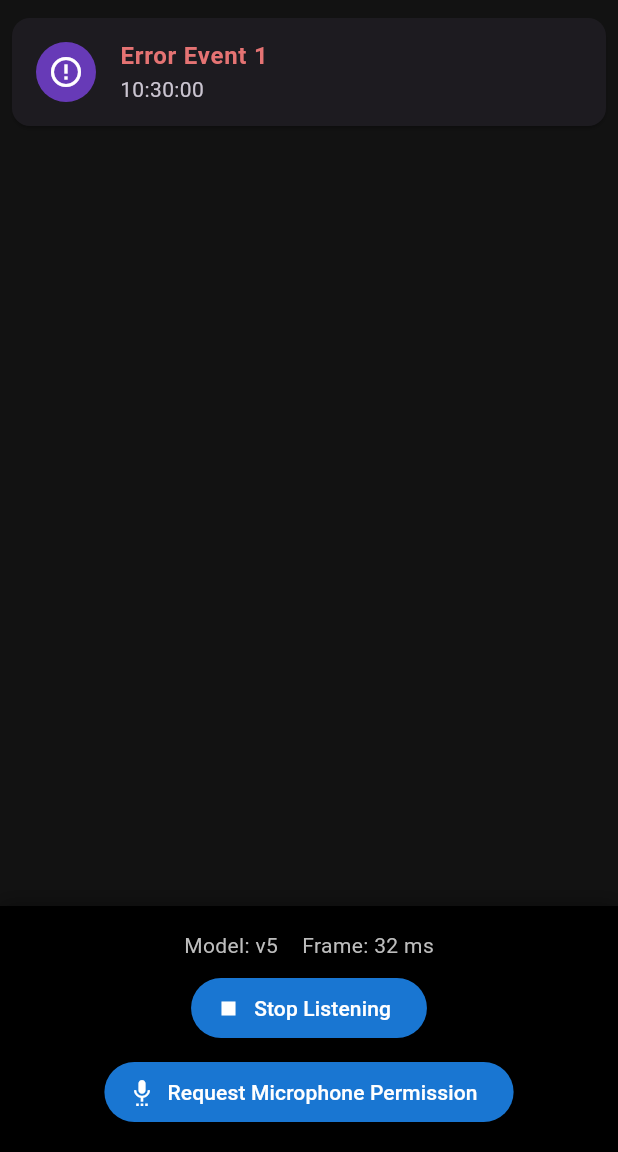
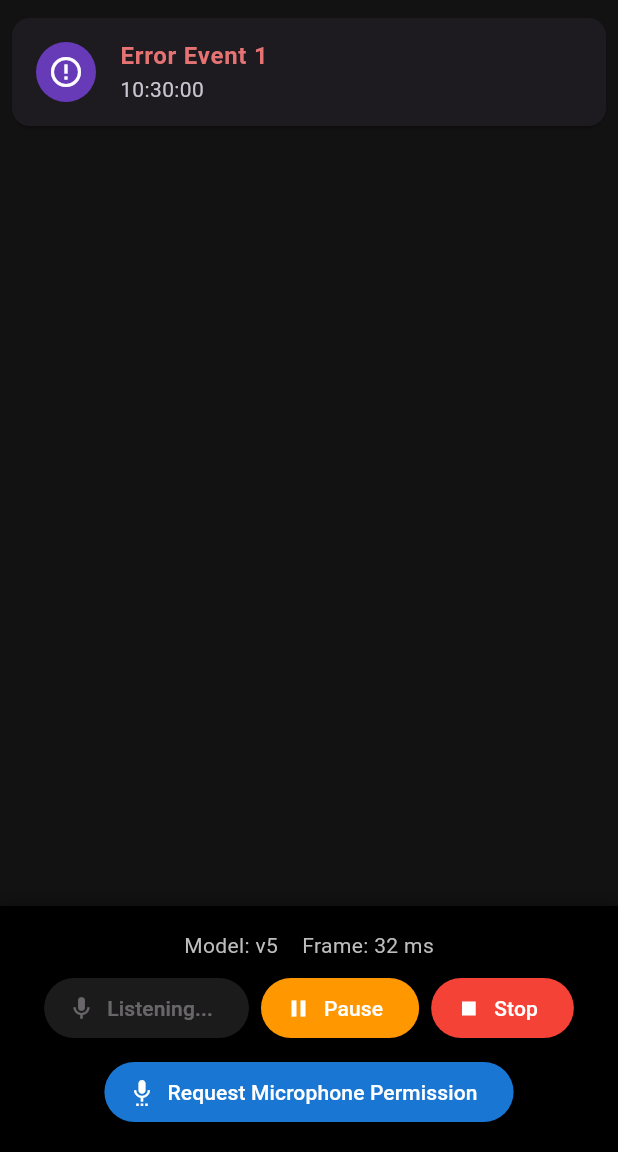
Before and after one commit to sitatec/vad, a Flutter app: the screen it shows after launch, after a tap on "Start Listening", on a phone screen of 412 x 824 dp, the part 84-1236 px from its top. Run offline on Flutter 3.47's test engine with Material 3 defaults, Android fonts, the phone set to English and light mode, and no system bars; our stand-ins replace audioplayers, permission_handler; missing offline and left inert: dart:js_interop, onnxruntime, record; statements that could not run were skipped.

Commit message:
example: Add pause and resume UI for VAD listening
- Add `isPaused` state to `_VadManagerState` and pass to `VadUI`
- Change `_startListening`, `_stopListening`, `_pauseListening`, and
  `_applySettings` to `async` and `await` VAD API calls
- Update `VadUI` constructor and state to include `isPaused` and
  `onPauseListening`
- Enhance `VadUI` buttons:
  - Show “Resume” when paused, disabling start when active
  - Display “Pause” button only when listening and not paused
  - Style pause and stop buttons with distinct colors and icons
- Refactor button row layout to combine start, pause, and stop controls

Signed-off-by: Keyur Maru <kd2maru@gmail.com>

```diff
--- a/example/lib/main.dart
+++ b/example/lib/main.dart
@@ -37,6 +37,7 @@ class _VadManagerState extends State<VadManager> {
   List<Recording> recordings = [];
   late VadHandlerBase _vadHandler;
   bool isListening = false;
+  bool isPaused = false;
   late VadSettings settings;
   final VadUIController _uiController = VadUIController();
 
@@ -48,12 +49,12 @@ class _VadManagerState extends State<VadManager> {
   }
 
   void _initializeVad() {
-    _vadHandler = VadHandler.create(isDebug: true);
+    _vadHandler = VadHandler.create(isDebug: false);
     _setupVadHandler();
   }
 
-  void _startListening() {
-    _vadHandler.startListening(
+  void _startListening() async {
+    await _vadHandler.startListening(
       frameSamples: settings.frameSamples,
       minSpeechFrames: settings.minSpeechFrames,
       preSpeechPadFrames: settings.preSpeechPadFrames,
@@ -67,13 +68,22 @@ class _VadManagerState extends State<VadManager> {
     );
     setState(() {
       isListening = true;
+      isPaused = false;
     });
   }
 
-  void _stopListening() {
-    _vadHandler.stopListening();
+  void _stopListening() async {
+    await _vadHandler.stopListening();
     setState(() {
       isListening = false;
+      isPaused = false;
+    });
+  }
+
+  void _pauseListening() async {
+    await _vadHandler.pauseListening();
+    setState(() {
+      isPaused = true;
     });
   }
 
@@ -140,13 +150,14 @@ class _VadManagerState extends State<VadManager> {
     });
   }
 
-  void _applySettings(VadSettings newSettings) {
+  void _applySettings(VadSettings newSettings) async {
     bool wasListening = isListening;
 
     // If we're currently listening, stop first
     if (isListening) {
-      _vadHandler.stopListening();
+      await _vadHandler.stopListening();
       isListening = false;
+      isPaused = false;
     }
 
     // Update settings
@@ -155,7 +166,7 @@ class _VadManagerState extends State<VadManager> {
     });
 
     // Dispose and recreate VAD handler
-    _vadHandler.dispose();
+    await _vadHandler.dispose();
     _initializeVad();
 
     // Restart listening if it was previously active
@@ -186,9 +197,11 @@ class _VadManagerState extends State<VadManager> {
     return VadUI(
       recordings: recordings,
       isListening: isListening,
+      isPaused: isPaused,
       settings: settings,
       onStartListening: _startListening,
       onStopListening: _stopListening,
+      onPauseListening: _pauseListening,
       onRequestMicrophonePermission: _requestMicrophonePermission,
       onShowSettingsDialog: _showSettingsDialog,
       controller: _uiController,
--- a/example/lib/ui/vad_ui.dart
+++ b/example/lib/ui/vad_ui.dart
@@ -17,9 +17,11 @@ class VadUIController {
 class VadUI extends StatefulWidget {
   final List<Recording> recordings;
   final bool isListening;
+  final bool isPaused;
   final VadSettings settings;
   final Function() onStartListening;
   final Function() onStopListening;
+  final Function() onPauseListening;
   final Function() onRequestMicrophonePermission;
   final Function() onShowSettingsDialog;
   final VadUIController? controller;
@@ -28,9 +30,11 @@ class VadUI extends StatefulWidget {
     super.key,
     required this.recordings,
     required this.isListening,
+    required this.isPaused,
     required this.settings,
     required this.onStartListening,
     required this.onStopListening,
+    required this.onPauseListening,
     required this.onRequestMicrophonePermission,
     required this.onShowSettingsDialog,
     this.controller,
@@ -339,14 +343,47 @@ class _VadUIState extends State<VadUI> {
                   ],
                 ),
                 const SizedBox(height: 8),
-                ElevatedButton.icon(
-                  onPressed: widget.isListening
-                      ? widget.onStopListening
-                      : widget.onStartListening,
-                  icon: Icon(widget.isListening ? Icons.stop : Icons.mic),
-                  label: Text(widget.isListening
-                      ? "Stop Listening"
-                      : "Start Listening"),
+                Row(
+                  mainAxisAlignment: MainAxisAlignment.center,
+                  children: [
+                    ElevatedButton.icon(
+                      onPressed: widget.isListening && !widget.isPaused
+                          ? null
+                          : widget.onStartListening,
+                      icon: Icon(widget.isPaused
+                          ? Icons.play_arrow
+                          : widget.isListening
+                              ? Icons.mic
+                              : Icons.mic),
+                      label: Text(widget.isPaused
+                          ? "Resume"
+                          : widget.isListening
+                              ? "Listening..."
+                              : "Start Listening"),
+                    ),
+                    if (widget.isListening && !widget.isPaused) ...[
+                      const SizedBox(width: 8),
+                      ElevatedButton.icon(
+                        onPressed: widget.onPauseListening,
+                        icon: const Icon(Icons.pause),
+                        label: const Text("Pause"),
+                        style: ElevatedButton.styleFrom(
+                          backgroundColor: Colors.orange,
+                        ),
+                      ),
+                    ],
+                    if (widget.isListening || widget.isPaused) ...[
+                      const SizedBox(width: 8),
+                      ElevatedButton.icon(
+                        onPressed: widget.onStopListening,
+                        icon: const Icon(Icons.stop),
+                        label: const Text("Stop"),
+                        style: ElevatedButton.styleFrom(
+                          backgroundColor: Colors.red,
+                        ),
+                      ),
+                    ],
+                  ],
                 ),
                 const SizedBox(height: 8),
                 ElevatedButton.icon(
```
